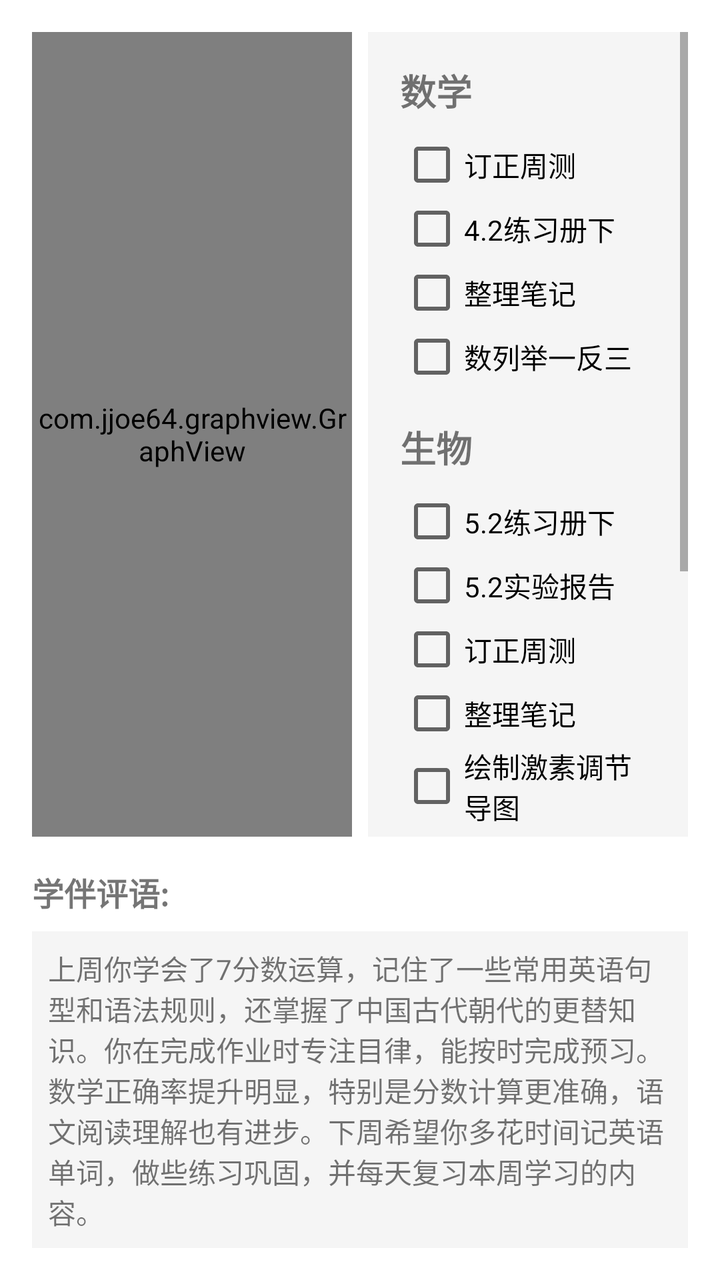
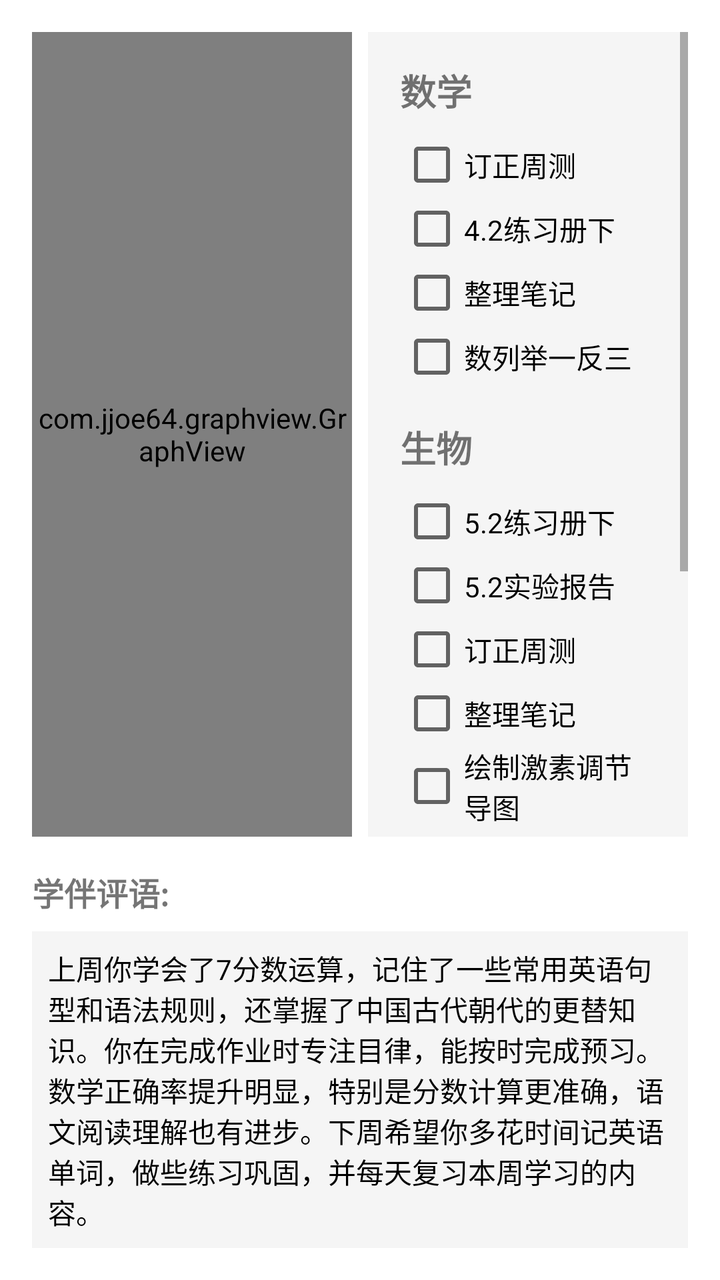

Two renders of the same Android screen: before a commit and after it. Below are the layout's source before the change and the commit's diff.
<!-- AndroidManifest.xml: application theme Theme.IMatesApp.FullScreen -->
<!-- res/layout/fragment_student_status.xml -->
<?xml version="1.0" encoding="utf-8"?>
<LinearLayout xmlns:android="http://schemas.android.com/apk/res/android"
    android:layout_width="match_parent"
    android:layout_height="match_parent"
    android:orientation="vertical"
    android:background="#ffffff"
    android:padding="16dp">

    <LinearLayout
        android:layout_width="match_parent"
        android:layout_height="0dp"
        android:layout_weight="1"
        android:orientation="horizontal">

        
        <com.jjoe64.graphview.GraphView
            android:id="@+id/stat_graph"
            android:layout_width="0dp"
            android:layout_height="match_parent"
            android:layout_weight="1"
            android:layout_marginEnd="8dp"/>

        
        <ScrollView
            android:layout_width="0dp"
            android:layout_height="match_parent"
            android:layout_weight="1"
            android:background="#F5F5F5">

            <LinearLayout
                android:layout_width="match_parent"
                android:layout_height="wrap_content"
                android:orientation="vertical"
                android:padding="16dp">

                
                <TextView
                    android:layout_width="wrap_content"
                    android:layout_height="wrap_content"
                    android:text="数学"
                    android:textStyle="bold"
                    android:textSize="18sp"
                    android:layout_marginBottom="8dp"/>

                <CheckBox
                    android:layout_width="match_parent"
                    android:layout_height="wrap_content"
                    android:text="订正周测"/>

                <CheckBox
                    android:layout_width="match_parent"
                    android:layout_height="wrap_content"
                    android:text="4.2练习册下"/>

                <CheckBox
                    android:layout_width="match_parent"
                    android:layout_height="wrap_content"
                    android:text="整理笔记"/>

                <CheckBox
                    android:layout_width="match_parent"
                    android:layout_height="wrap_content"
                    android:text="数列举一反三"/>

                
                <TextView
                    android:layout_width="wrap_content"
                    android:layout_height="wrap_content"
                    android:text="生物"
                    android:textStyle="bold"
                    android:textSize="18sp"
                    android:layout_marginTop="16dp"
                    android:layout_marginBottom="8dp"/>

                <CheckBox
                    android:layout_width="match_parent"
                    android:layout_height="wrap_content"
                    android:text="5.2练习册下"/>

                <CheckBox
                    android:layout_width="match_parent"
                    android:layout_height="wrap_content"
                    android:text="5.2实验报告"/>
                <CheckBox
                    android:layout_width="match_parent"
                    android:layout_height="wrap_content"
                    android:text="订正周测"/>
                <CheckBox
                    android:layout_width="match_parent"
                    android:layout_height="wrap_content"
                    android:text="整理笔记"/>
                <CheckBox
                    android:layout_width="match_parent"
                    android:layout_height="wrap_content"
                    android:text="绘制激素调节导图"/>

                
                <TextView
                    android:layout_width="wrap_content"
                    android:layout_height="wrap_content"
                    android:text="物理"
                    android:textStyle="bold"
                    android:textSize="18sp"
                    android:layout_marginTop="16dp"
                    android:layout_marginBottom="8dp"/>

                <CheckBox
                    android:layout_width="match_parent"
                    android:layout_height="wrap_content"
                    android:text="订正周测"/>

                <CheckBox
                    android:layout_width="match_parent"
                    android:layout_height="wrap_content"
                    android:text="4.2练习册下"/>
                <CheckBox
                    android:layout_width="match_parent"
                    android:layout_height="wrap_content"
                    android:text="整理笔记"/>
                <CheckBox
                    android:layout_width="match_parent"
                    android:layout_height="wrap_content"
                    android:text="电磁力举一反三"/>

            </LinearLayout>
        </ScrollView>
    </LinearLayout>

    
    <LinearLayout
        android:layout_width="match_parent"
        android:layout_height="wrap_content"
        android:orientation="vertical"
        android:layout_marginTop="16dp">

        <TextView
            android:layout_width="wrap_content"
            android:layout_height="wrap_content"
            android:text="学伴评语:"
            android:textStyle="bold"
            android:textSize="16sp"
            android:layout_marginBottom="8dp"/>

        <TextView
            android:layout_width="match_parent"
            android:layout_height="wrap_content"
            android:minHeight="100dp"
            android:text="上周你学会了7分数运算，记住了一些常用英语句型和语法规则，还掌握了中国古代朝代的更替知识。你在完成作业时专注目律，能按时完成预习。数学正确率提升明显，特别是分数计算更准确，语文阅读理解也有进步。下周希望你多花时间记英语单词，做些练习巩固，并每天复习本周学习的内容。"
            android:textSize="14sp"
            android:background="#F5F5F5"
            android:padding="8dp"/>
    </LinearLayout>
</LinearLayout>
<!-- resources referenced by this layout -->
<resources>
  <style name="Theme.IMatesApp.FullScreen" parent="Theme.AppCompat.Light.NoActionBar">
          
          <item name="android:windowFullscreen">true</item>
          
          <item name="android:windowTranslucentStatus">true</item>
          
          <item name="android:windowTranslucentNavigation">true</item>
      </style>
</resources>

<!-- the commit's change to res/layout/fragment_student_status.xml (unified diff, before → after) -->
@@ -145,6 +145,7 @@
             android:layout_width="match_parent"
             android:layout_height="wrap_content"
             android:minHeight="100dp"
+            android:textColor="#000000"
             android:text="上周你学会了7分数运算，记住了一些常用英语句型和语法规则，还掌握了中国古代朝代的更替知识。你在完成作业时专注目律，能按时完成预习。数学正确率提升明显，特别是分数计算更准确，语文阅读理解也有进步。下周希望你多花时间记英语单词，做些练习巩固，并每天复习本周学习的内容。"
             android:textSize="14sp"
             android:background="#F5F5F5"
